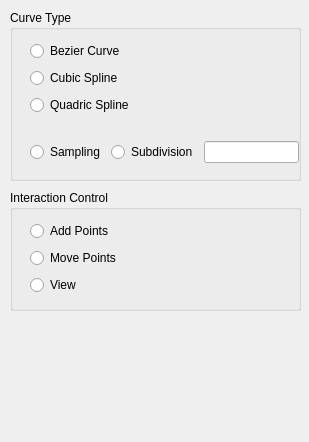
Old version of the form GeoModeling/Control.ui in the repository Wulonghua/GeometricModeling.
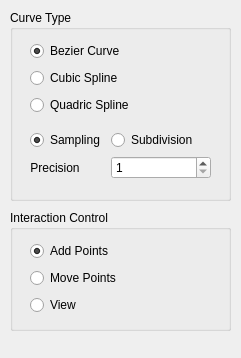
New version of the form.

Diff of the .ui file:
```diff
--- a/GeoModeling/Control.ui
+++ b/GeoModeling/Control.ui
@@ -6,8 +6,8 @@
    <rect>
     <x>0</x>
     <y>0</y>
-    <width>309</width>
-    <height>442</height>
+    <width>241</width>
+    <height>358</height>
    </rect>
   </property>
   <property name="windowTitle">
@@ -18,8 +18,8 @@
     <rect>
      <x>10</x>
      <y>10</y>
-     <width>291</width>
-     <height>171</height>
+     <width>221</width>
+     <height>191</height>
     </rect>
    </property>
    <property name="title">
@@ -43,6 +43,9 @@
        <property name="text">
         <string>Bezier Curve</string>
        </property>
+       <property name="checked">
+        <bool>true</bool>
+       </property>
       </widget>
      </item>
      <item>
@@ -65,28 +68,48 @@
     <property name="geometry">
      <rect>
       <x>20</x>
-      <y>130</y>
-      <width>269</width>
-      <height>24</height>
+      <y>120</y>
+      <width>181</width>
+      <height>61</height>
      </rect>
     </property>
-    <layout class="QHBoxLayout" name="horizontalLayout">
-     <item>
+    <layout class="QFormLayout" name="formLayout">
+     <item row="0" column="0">
       <widget class="QRadioButton" name="radioButton_Sampling">
        <property name="text">
         <string>Sampling</string>
        </property>
+       <property name="checked">
+        <bool>true</bool>
+       </property>
       </widget>
      </item>
-     <item>
-      <widget class="QRadioButton" name="radioButton_2">
+     <item row="0" column="1">
+      <widget class="QRadioButton" name="radioButton_">
        <property name="text">
         <string>Subdivision</string>
        </property>
       </widget>
      </item>
-     <item>
-      <widget class="QLineEdit" name="lineEdit_curve_sampling"/>
+     <item row="1" column="0">
+      <widget class="QLabel" name="label_precision">
+       <property name="text">
+        <string>Precision</string>
+       </property>
+       <property name="alignment">
+        <set>Qt::AlignCenter</set>
+       </property>
+      </widget>
+     </item>
+     <item row="1" column="1">
+      <widget class="QSpinBox" name="spinBox_precision">
+       <property name="minimum">
+        <number>1</number>
+       </property>
+       <property name="maximum">
+        <number>100</number>
+       </property>
+      </widget>
      </item>
     </layout>
    </widget>
@@ -95,8 +118,8 @@
    <property name="geometry">
     <rect>
      <x>10</x>
-     <y>190</y>
-     <width>291</width>
+     <y>210</y>
+     <width>221</width>
      <height>121</height>
     </rect>
    </property>
@@ -118,6 +141,9 @@
        <property name="text">
         <string>Add Points</string>
        </property>
+       <property name="checked">
+        <bool>true</bool>
+       </property>
       </widget>
      </item>
      <item>
```
